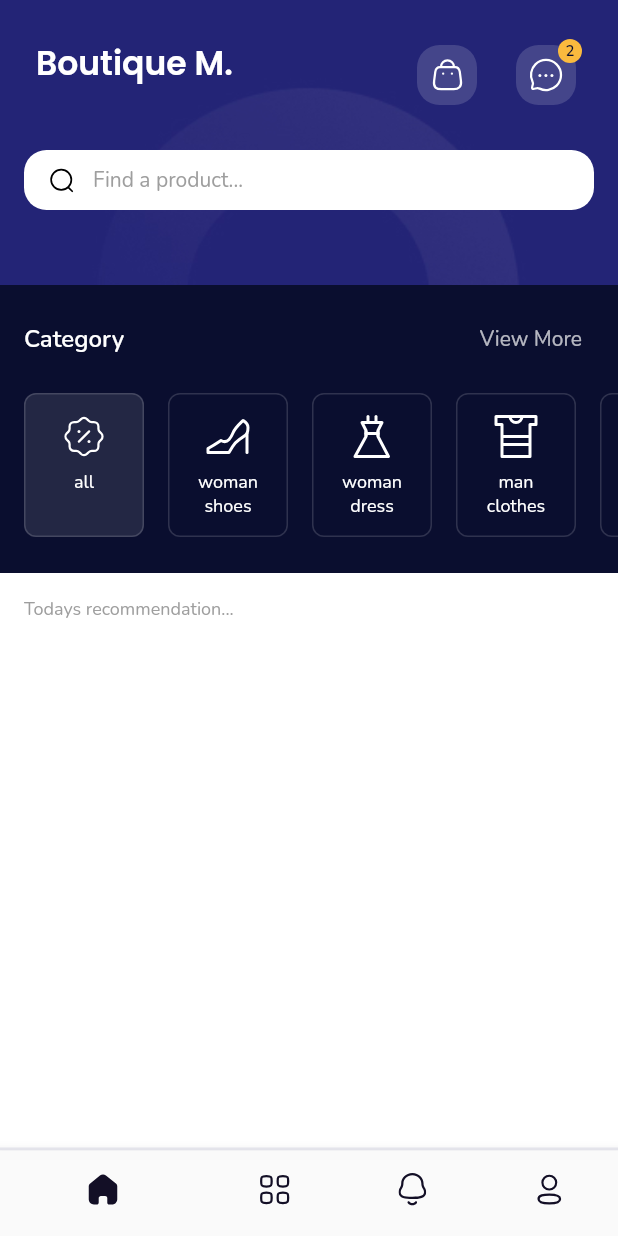
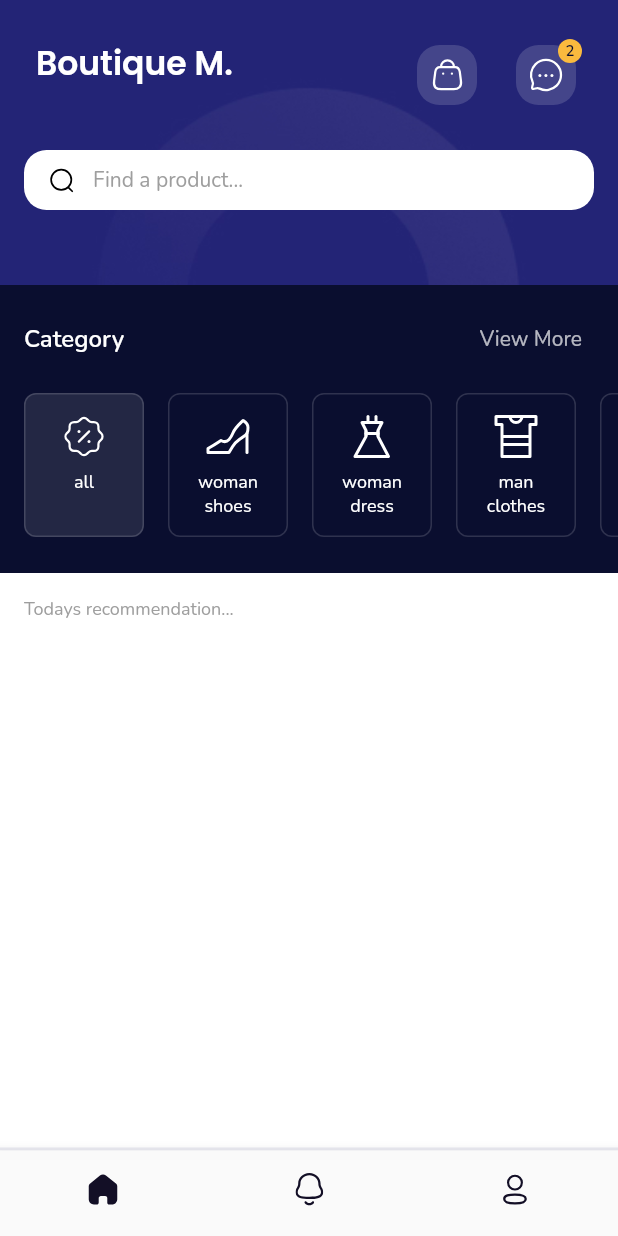
Before and after one commit to Farahmmourad/Ecommerce-App, a Flutter app: the PageSwitcher screen opened directly, on a phone screen of 412 x 824 dp. Run offline on Flutter 3.47's test engine with Material 2 defaults, Android fonts, the phone set to English and light mode, and no system bars; our stand-ins replace firebase_auth, firebase_core, firebase_database, firebase_storage, flutter_svg, image_picker and 4 more; missing offline and left inert: dart:ffi; accounts and stored records are empty.

Commit message:
Change menu bar

```diff
--- a/lib/views/screens/page_switcher.dart
+++ b/lib/views/screens/page_switcher.dart
@@ -25,7 +25,7 @@ class _PageSwitcherState extends State<PageSwitcher> {
     return Scaffold(
       body: [
         HomePage(),
-        FeedsPage(),
+        // FeedsPage(),
         NotificationPage(),
         ProfilePage(),
       ][_selectedIndex],
@@ -39,14 +39,14 @@ class _PageSwitcherState extends State<PageSwitcher> {
             (_selectedIndex == 0)
                 ? BottomNavigationBarItem(icon: SvgPicture.asset('assets/icons/Home-active.svg'), label: '')
                 : BottomNavigationBarItem(icon: SvgPicture.asset('assets/icons/Home.svg'), label: ''),
+            // (_selectedIndex == 1)
+            //     ? BottomNavigationBarItem(icon: SvgPicture.asset('assets/icons/Category-active.svg'), label: '')
+            //     : BottomNavigationBarItem(icon: SvgPicture.asset('assets/icons/Category.svg'), label: ''),
+            // //change the icon here
             (_selectedIndex == 1)
-                ? BottomNavigationBarItem(icon: SvgPicture.asset('assets/icons/Category-active.svg'), label: '')
-                : BottomNavigationBarItem(icon: SvgPicture.asset('assets/icons/Category.svg'), label: ''),
-            //change the icon here
-            (_selectedIndex == 2)
                 ? BottomNavigationBarItem(icon: SvgPicture.asset('assets/icons/Notification-active.svg'), label: '')
                 : BottomNavigationBarItem(icon: SvgPicture.asset('assets/icons/Notification.svg'), label: ''),
-            (_selectedIndex == 3)
+            (_selectedIndex == 2)
                 ? BottomNavigationBarItem(icon: SvgPicture.asset('assets/icons/Profile-active.svg'), label: '')
                 : BottomNavigationBarItem(icon: SvgPicture.asset('assets/icons/Profile.svg'), label: ''),
           ],
```
